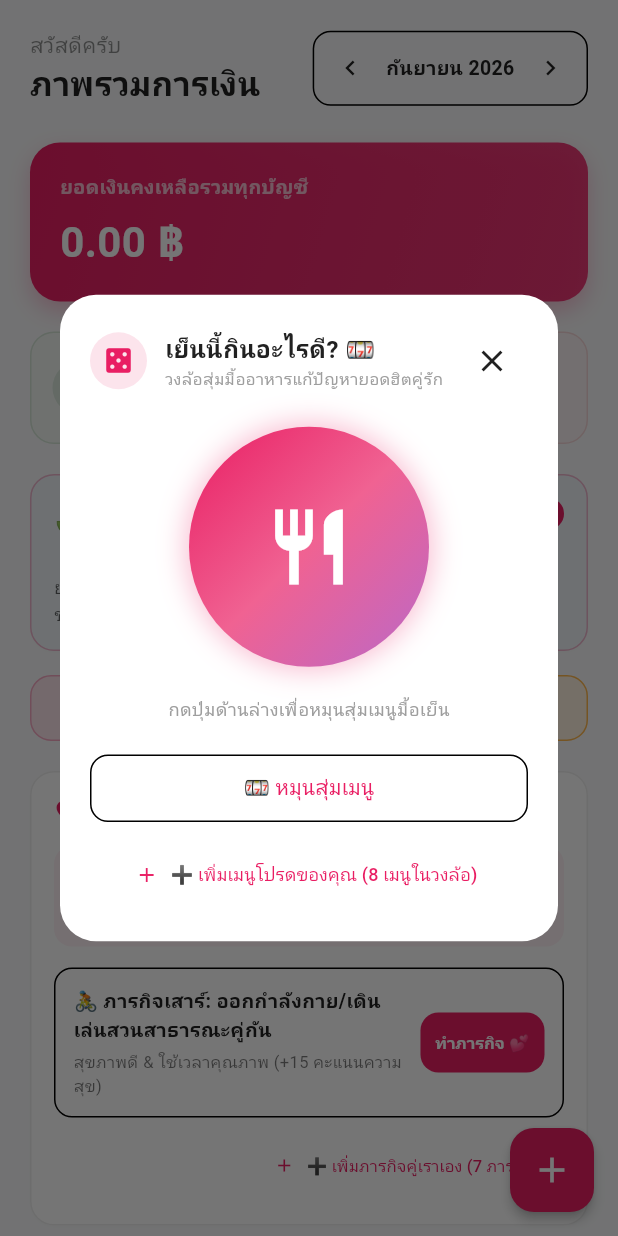
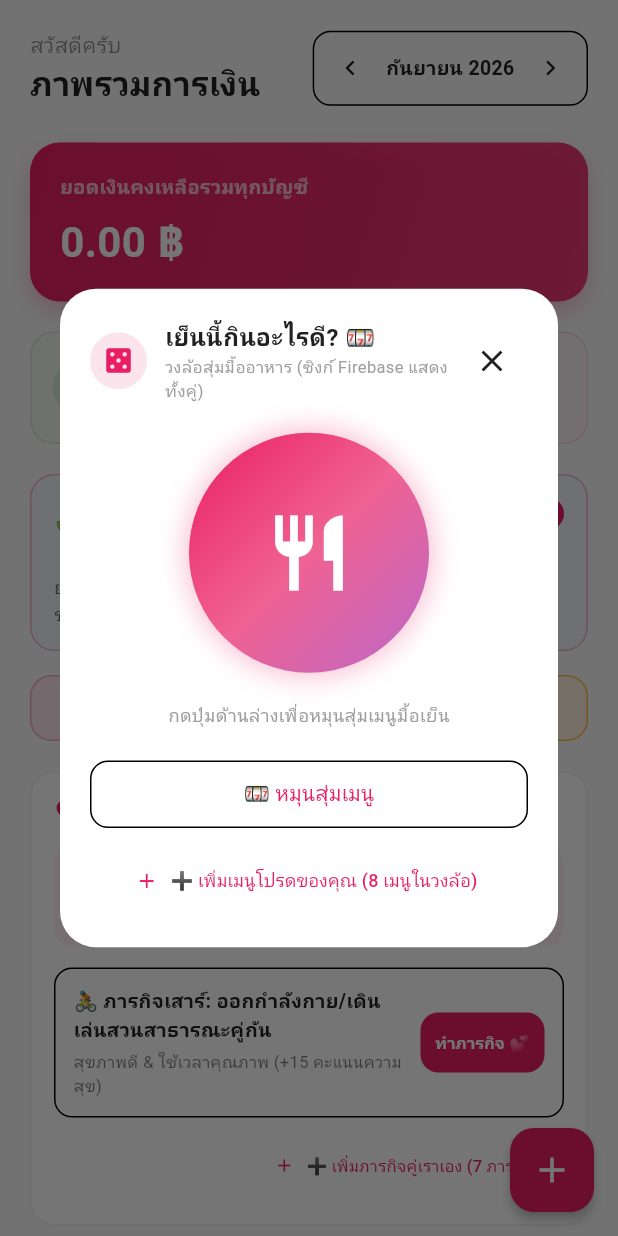
Before and after one commit to snoopy1989doo-source/expense_tracker, a Flutter app: the DashboardScreen screen opened directly with empty values, after a tap on the "chevron right" icon, after a tap on "เย็นนี้กินอะไรดี? 🎰", on a phone screen of 412 x 824 dp. Run offline on Flutter 3.47's test engine with Material 3 defaults, Android fonts, the phone set to English and light mode, and no system bars; our stand-ins replace cloud_firestore, csv, firebase_auth, firebase_core, firebase_storage, fl_chart and 5 more; missing offline and left inert: dart:js, dart:js_util; accounts and stored records are empty; network calls fail; Roboto replaces fonts that are missing (Prompt).

Commit message:
feat: Connect custom food menu and daily quests to Firebase Firestore real-time sync for both couple partners

```diff
--- a/lib/widgets/couple/couple_quests_widget.dart
+++ b/lib/widgets/couple/couple_quests_widget.dart
@@ -1,17 +1,19 @@
 import 'package:flutter/material.dart';
+import 'package:flutter_riverpod/flutter_riverpod.dart';
 import '../../core/constants/app_colors.dart';
+import '../../providers/couple_provider.dart';
 
-class CoupleQuestsWidget extends StatefulWidget {
+class CoupleQuestsWidget extends ConsumerStatefulWidget {
   const CoupleQuestsWidget({super.key});
 
   @override
-  State<CoupleQuestsWidget> createState() => _CoupleQuestsWidgetState();
+  ConsumerState<CoupleQuestsWidget> createState() => _CoupleQuestsWidgetState();
 }
 
-class _CoupleQuestsWidgetState extends State<CoupleQuestsWidget> {
+class _CoupleQuestsWidgetState extends ConsumerState<CoupleQuestsWidget> {
   bool _isQuestCompleted = false;
 
-  final List<Map<String, String>> _quests = [
+  final List<Map<String, String>> _defaultQuests = [
     {
       'title': '☕ ภารกิจจันทร์: เลี้ยงกาแฟ/เครื่องดื่มแฟน 1 แก้ว',
       'desc': 'เพิ่มความหวานวันทำงาน (+10 คะแนนความรัก)',
@@ -49,6 +51,8 @@ class _CoupleQuestsWidgetState extends State<CoupleQuestsWidget> {
     },
   ];
 
+  final List<Map<String, String>> _localCustomQuests = [];
+
   void _addCustomQuestDialog() {
     final titleController = TextEditingController();
     final descController = TextEditingController();
@@ -82,21 +86,28 @@ class _CoupleQuestsWidgetState extends State<CoupleQuestsWidget> {
             child: const Text('ยกเลิก'),
           ),
           ElevatedButton(
-            onPressed: () {
+            onPressed: () async {
               final title = titleController.text.trim();
               final desc = descController.text.trim();
               if (title.isNotEmpty) {
+                final questItem = {
+                  'title': '💕 $title',
+                  'desc': desc.isNotEmpty ? desc : 'ภารกิจพิเศษประจำคู่เรา (+15 คะแนนความรัก)',
+                  'reward': '💖 +15 คะแนนความรัก',
+                };
+                final roomId = ref.read(coupleRoomIdProvider);
+                if (roomId != null) {
+                  await ref.read(coupleRepositoryProvider).addCustomQuestToRoom(roomId, questItem);
+                }
                 setState(() {
-                  _quests.add({
-                    'title': '💕 $title',
-                    'desc': desc.isNotEmpty ? desc : 'ภารกิจพิเศษประจำคู่เรา (+15 คะแนนความรัก)',
-                    'reward': '💖 +15 คะแนนความรัก',
-                  });
+                  _localCustomQuests.add(questItem);
                 });
-                Navigator.of(ctx).pop();
-                ScaffoldMessenger.of(context).showSnackBar(
-                  SnackBar(content: Text('✨ เพิ่มภารกิจ "$title" เรียบร้อยแล้ว!')),
-                );
+                if (ctx.mounted) Navigator.of(ctx).pop();
+                if (mounted) {
+                  ScaffoldMessenger.of(context).showSnackBar(
+                    SnackBar(content: Text('✨ เพิ่มภารกิจ "$title" เข้า Firebase เรียบร้อยแล้ว!')),
+                  );
+                }
               }
             },
             style: ElevatedButton.styleFrom(backgroundColor: AppColors.primary, foregroundColor: Colors.white),
@@ -110,8 +121,24 @@ class _CoupleQuestsWidgetState extends State<CoupleQuestsWidget> {
   @override
   Widget build(BuildContext context) {
     final theme = Theme.of(context);
-    final dayIndex = DateTime.now().day % _quests.length;
-    final currentQuest = _quests[dayIndex];
+    final coupleRoom = ref.watch(coupleRoomProvider).value;
+
+    final Map<String, Map<String, String>> uniqueQuests = {};
+    for (var q in _defaultQuests) {
+      uniqueQuests[q['title']!] = q;
+    }
+    for (var q in _localCustomQuests) {
+      uniqueQuests[q['title']!] = q;
+    }
+    if (coupleRoom != null) {
+      for (var q in coupleRoom.customQuests) {
+        uniqueQuests[q['title']!] = q;
+      }
+    }
+
+    final activeQuests = uniqueQuests.values.toList();
+    final dayIndex = DateTime.now().day % activeQuests.length;
+    final currentQuest = activeQuests[dayIndex];
 
     return Card(
       child: Padding(
@@ -233,7 +260,7 @@ class _CoupleQuestsWidgetState extends State<CoupleQuestsWidget> {
               child: TextButton.icon(
                 onPressed: _addCustomQuestDialog,
                 icon: const Icon(Icons.add, size: 14),
-                label: Text('➕ เพิ่มภารกิจคู่เราเอง (${_quests.length} ภารกิจ)', style: const TextStyle(fontSize: 11)),
+                label: Text('➕ เพิ่มภารกิจคู่เราเอง (${activeQuests.length} ภารกิจ)', style: const TextStyle(fontSize: 11)),
               ),
             ),
           ],
--- a/lib/widgets/couple/food_decision_wheel_dialog.dart
+++ b/lib/widgets/couple/food_decision_wheel_dialog.dart
@@ -1,9 +1,11 @@
 import 'dart:math';
 import 'package:flutter/material.dart';
+import 'package:flutter_riverpod/flutter_riverpod.dart';
 import '../../core/constants/app_colors.dart';
 import '../../screens/transaction/add_edit_transaction_screen.dart';
+import '../../providers/couple_provider.dart';
 
-class FoodDecisionWheelDialog extends StatefulWidget {
+class FoodDecisionWheelDialog extends ConsumerStatefulWidget {
   const FoodDecisionWheelDialog({super.key});
 
   static void show(BuildContext context) {
@@ -14,17 +16,17 @@ class FoodDecisionWheelDialog extends StatefulWidget {
   }
 
   @override
-  State<FoodDecisionWheelDialog> createState() => _FoodDecisionWheelDialogState();
+  ConsumerState<FoodDecisionWheelDialog> createState() => _FoodDecisionWheelDialogState();
 }
 
-class _FoodDecisionWheelDialogState extends State<FoodDecisionWheelDialog> with SingleTickerProviderStateMixin {
+class _FoodDecisionWheelDialogState extends ConsumerState<FoodDecisionWheelDialog> with SingleTickerProviderStateMixin {
   late AnimationController _controller;
   late Animation<double> _animation;
   double _targetAngle = 0;
   String? _selectedFood;
   bool _isSpinning = false;
 
-  final List<Map<String, String>> _foodMenu = [
+  final List<Map<String, String>> _defaultFoodMenu = [
     {'name': 'ชาบู / หมูกระทะ', 'emoji': '🍲'},
     {'name': 'ส้มตำ / ยำแซ่บ', 'emoji': '🥗'},
     {'name': 'ข้าวมันไก่ / ข้าวหมูแดง', 'emoji': '🍗'},
@@ -34,6 +36,8 @@ class _FoodDecisionWheelDialogState extends State<FoodDecisionWheelDialog> with
     {'name': 'อาหารตามสั่ง / ข้าวไข่เจียว', 'emoji': '🍳'},
     {'name': 'ชาไข่มุก / ของหวาน', 'emoji': '🧋'},
   ];
+
+  final List<Map<String, String>> _localCustomMenu = [];
 
   @override
   void initState() {
@@ -51,6 +55,12 @@ class _FoodDecisionWheelDialogState extends State<FoodDecisionWheelDialog> with
         });
       }
     });
+  }
+
+  @override
+  void dispose() {
+    _controller.dispose();
+    super.dispose();
   }
 
   void _addCustomFoodDialog() {
@@ -86,17 +96,24 @@ class _FoodDecisionWheelDialogState extends State<FoodDecisionWheelDialog> with
             child: const Text('ยกเลิก'),
           ),
           ElevatedButton(
-            onPressed: () {
+            onPressed: () async {
               final name = nameController.text.trim();
               final emoji = emojiController.text.trim().isEmpty ? '🍱' : emojiController.text.trim();
               if (name.isNotEmpty) {
+                final newItem = {'name': name, 'emoji': emoji};
+                final roomId = ref.read(coupleRoomIdProvider);
+                if (roomId != null) {
+                  await ref.read(coupleRepositoryProvider).addCustomFoodToRoom(roomId, newItem);
+                }
                 setState(() {
-                  _foodMenu.add({'name': name, 'emoji': emoji});
+                  _localCustomMenu.add(newItem);
                 });
-                Navigator.of(ctx).pop();
-                ScaffoldMessenger.of(context).showSnackBar(
-                  SnackBar(content: Text('✨ เพิ่มเมนู "$emoji $name" เข้าวงล้อสำเร็จ!')),
-                );
+                if (ctx.mounted) Navigator.of(ctx).pop();
+                if (mounted) {
+                  ScaffoldMessenger.of(context).showSnackBar(
+                    SnackBar(content: Text('✨ เพิ่มเมนู "$emoji $name" เข้า Firebase และแสดงทั้งคุณและแฟนเรียบร้อยแล้ว!')),
+                  );
+                }
               }
             },
             style: ElevatedButton.styleFrom(backgroundColor: AppColors.primary, foregroundColor: Colors.white),
@@ -107,22 +124,15 @@ class _FoodDecisionWheelDialogState extends State<FoodDecisionWheelDialog> with
     );
   }
 
-  @override
-  void dispose() {
-    _controller.dispose();
-    super.dispose();
-  }
-
-  void _spinWheel() {
-    if (_isSpinning) return;
+  void _spinWheel(List<Map<String, String>> activeMenu) {
+    if (_isSpinning || activeMenu.isEmpty) return;
 
     final random = Random();
-    final chosenIndex = random.nextInt(_foodMenu.length);
-    final food = _foodMenu[chosenIndex];
+    final chosenIndex = random.nextInt(activeMenu.length);
+    final food = activeMenu[chosenIndex];
 
-    // Calculate turns (at least 4 full spins + angle offset)
     final double fullTurns = 4 * 2 * pi;
-    final double sectorAngle = (2 * pi) / _foodMenu.length;
+    final double sectorAngle = (2 * pi) / activeMenu.length;
     final double targetOffset = (fullTurns + (chosenIndex * sectorAngle));
 
     setState(() {
@@ -137,6 +147,23 @@ class _FoodDecisionWheelDialogState extends State<FoodDecisionWheelDialog> with
 
   @override
   Widget build(BuildContext context) {
+    final coupleRoom = ref.watch(coupleRoomProvider).value;
+
+    final Map<String, Map<String, String>> uniqueMenu = {};
+    for (var f in _defaultFoodMenu) {
+      uniqueMenu['${f['emoji']}_${f['name']}'] = f;
+    }
+    for (var f in _localCustomMenu) {
+      uniqueMenu['${f['emoji']}_${f['name']}'] = f;
+    }
+    if (coupleRoom != null) {
+      for (var f in coupleRoom.customFoodMenu) {
+        uniqueMenu['${f['emoji']}_${f['name']}'] = f;
+      }
+    }
+
+    final activeMenu = uniqueMenu.values.toList();
+
     return Dialog(
       shape: RoundedRectangleBorder(borderRadius: BorderRadius.circular(24)),
       child: Padding(
@@ -165,7 +192,7 @@ class _FoodDecisionWheelDialogState extends State<FoodDecisionWheelDialog> with
                         style: TextStyle(fontWeight: FontWeight.bold, fontSize: 16),
                       ),
                       Text(
-                        'วงล้อสุ่มมื้ออาหารแก้ปัญหายอดฮิตคู่รัก',
+                        'วงล้อสุ่มมื้ออาหาร (ซิงก์ Firebase แสดงทั้งคู่)',
                         style: TextStyle(fontSize: 11, color: Colors.grey),
                       ),
                     ],
@@ -244,7 +271,7 @@ class _FoodDecisionWheelDialogState extends State<FoodDecisionWheelDialog> with
               children: [
                 Expanded(
                   child: OutlinedButton(
-                    onPressed: _isSpinning ? null : _spinWheel,
+                    onPressed: _isSpinning ? null : () => _spinWheel(activeMenu),
                     style: OutlinedButton.styleFrom(
                       padding: const EdgeInsets.symmetric(vertical: 12),
                       shape: RoundedRectangleBorder(borderRadius: BorderRadius.circular(12)),
@@ -281,7 +308,7 @@ class _FoodDecisionWheelDialogState extends State<FoodDecisionWheelDialog> with
             TextButton.icon(
               onPressed: _isSpinning ? null : _addCustomFoodDialog,
               icon: const Icon(Icons.add, size: 16),
-              label: Text('➕ เพิ่มเมนูโปรดของคุณ (${_foodMenu.length} เมนูในวงล้อ)', style: const TextStyle(fontSize: 12)),
+              label: Text('➕ เพิ่มเมนูโปรดของคุณ (${activeMenu.length} เมนูในวงล้อ)', style: const TextStyle(fontSize: 12)),
             ),
           ],
         ),
```
Also changed, not shown: lib/models/couple_room.dart (+12 -0 lines), lib/repositories/couple_repository.dart (+16 -0 lines).
